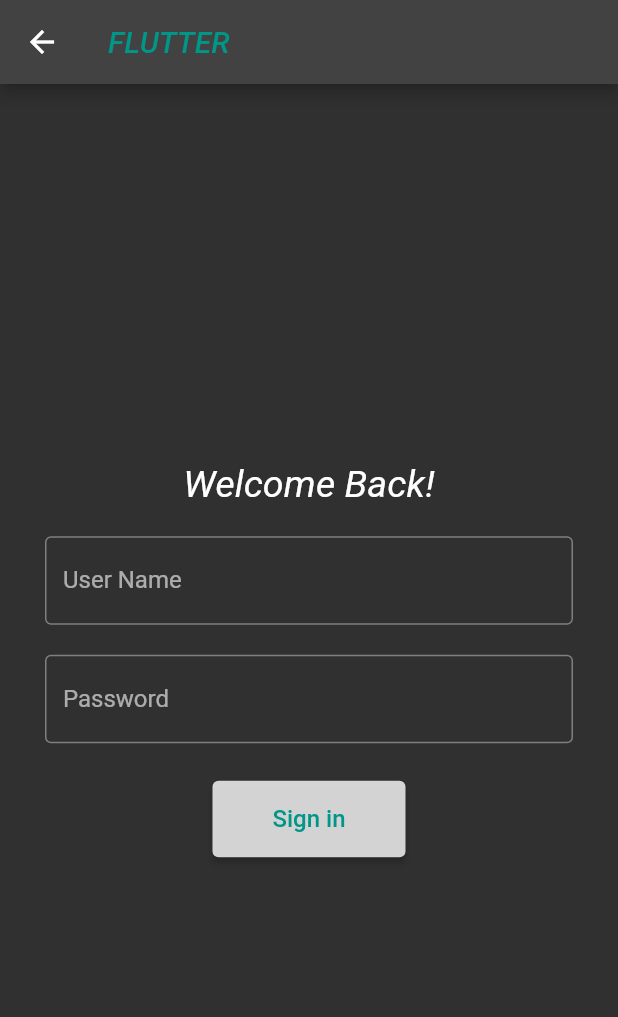
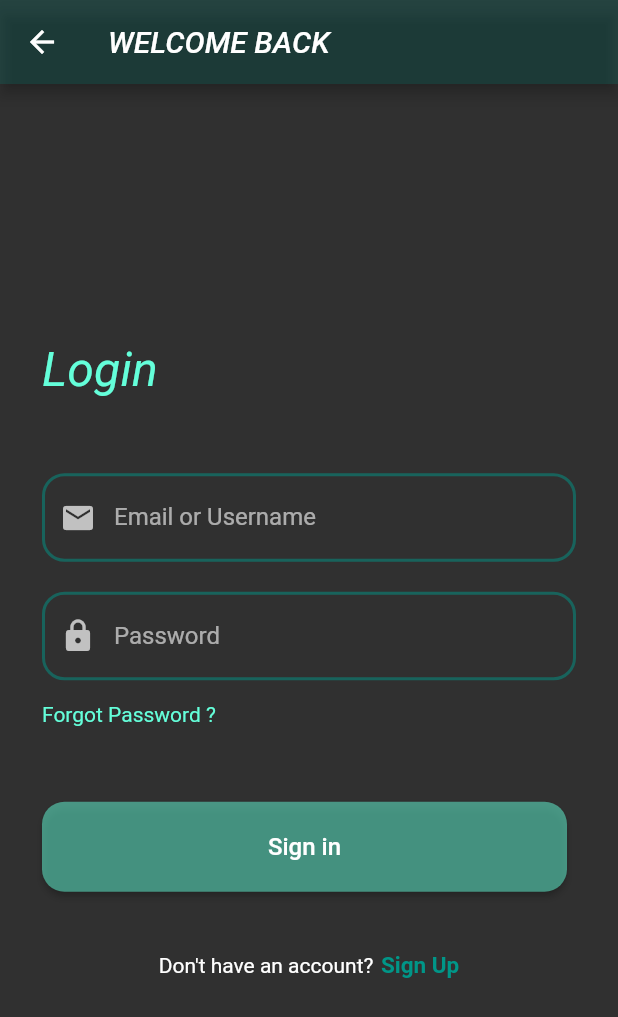
Before and after one commit to Alpha-Ronald/Eccomerce-app, a Flutter app: the screen it shows after launch, after a tap on "Sign In", on a phone screen of 412 x 824 dp. Shown: the top 1017 px of the screen. Run offline on Flutter 3.47's test engine with Material 2 defaults, Android fonts, the phone set to English and light mode, and no system bars; our stand-ins replace badges, cached_network_image, carousel_slider, equatable, flutter_bloc; network calls fail.

Commit message:
UI redesign

```diff
--- a/lib/SignIn_page.dart
+++ /dev/null
@@ -1,65 +0,0 @@
-import 'package:flutter/material.dart';
-import 'package:flutter_projects/landing_page.dart';
-//import 'package:flutter_projects/main.dart';
-
-class SignInPage extends StatelessWidget {
-  const SignInPage({super.key});
-
-  @override
-  Widget build(BuildContext context) {
-    return Scaffold(
-      appBar: AppBar(
-        title: (const Text(
-          'FLUTTER',
-          style: TextStyle(fontStyle: FontStyle.italic, color: Colors.teal),
-        )),
-      ),
-      body: Padding(
-        padding: const EdgeInsets.all(30),
-        child: Column(
-          mainAxisAlignment: MainAxisAlignment.center,
-          children: [
-            const Text(
-              'Welcome Back!',
-              style: TextStyle(
-                  fontSize: 25,
-                  fontStyle: FontStyle.italic,
-                  color: Colors.white),
-            ),
-            const SizedBox(
-              height: 20,
-            ),
-            const TextField(
-              decoration: InputDecoration(
-                  border: OutlineInputBorder(), labelText: 'User Name'),
-            ),
-            const SizedBox(
-              height: 20,
-            ),
-            const TextField(
-              obscureText: true,
-              decoration: InputDecoration(
-                  border: OutlineInputBorder(), labelText: 'Password'),
-            ),
-            const SizedBox(
-              height: 25,
-            ),
-            ElevatedButton(
-                onPressed: () {
-                  Navigator.push(context,
-                      MaterialPageRoute(builder: (context) => LandingPage()));
-                },
-                style: ElevatedButton.styleFrom(
-                    padding: const EdgeInsets.symmetric(
-                        horizontal: 40, vertical: 16),
-                    backgroundColor: Colors.white.withOpacity(0.8)),
-                child: const Text(
-                  'Sign in',
-                  style: TextStyle(fontSize: 16, color: Colors.teal),
-                ))
-          ],
-        ),
-      ),
-    );
-  }
-}
--- /dev/null
+++ b/lib/signIn_page.dart
@@ -0,0 +1,131 @@
+import 'package:flutter/material.dart';
+import 'package:flutter_projects/landing_page.dart';
+import 'package:flutter_projects/signUp.dart';
+//import 'package:flutter_projects/main.dart';
+
+class SignInPage extends StatelessWidget {
+  const SignInPage({super.key});
+
+  @override
+  Widget build(BuildContext context) {
+    return Scaffold(
+        appBar: AppBar(
+          backgroundColor: Colors.teal.withOpacity(0.2),
+          title: (const Text(
+            'WELCOME BACK',
+            style: TextStyle(fontStyle: FontStyle.italic, color: Colors.white),
+          )),
+        ),
+        body: Center(
+          child: Padding(
+            padding: const EdgeInsets.all(28),
+            child: Column(
+              mainAxisAlignment: MainAxisAlignment.center,
+              crossAxisAlignment: CrossAxisAlignment.start,
+              children: [
+                const Text('Login',
+                    style: TextStyle(
+                        fontSize: 32,
+                        fontStyle: FontStyle.italic,
+                        color: Colors.tealAccent)),
+                const SizedBox(
+                  height: 50,
+                ),
+                TextField(
+                  decoration: InputDecoration(
+                      focusedBorder: OutlineInputBorder(
+                        borderSide: BorderSide(
+                            color: Colors.teal.withOpacity(0.5), width: 2.0),
+                        borderRadius: BorderRadius.circular(10),
+                      ),
+                      enabledBorder: OutlineInputBorder(
+                          borderSide: BorderSide(
+                              color: Colors.teal.withOpacity(0.5), width: 2),
+                          borderRadius:
+                              const BorderRadius.all(Radius.circular(15))),
+                      labelText: 'Email or Username',
+                      prefixIcon: const Icon(Icons.mail)),
+                ),
+                const SizedBox(
+                  height: 20,
+                ),
+                TextField(
+                  obscureText: true,
+                  decoration: InputDecoration(
+                      focusedBorder: OutlineInputBorder(
+                        borderSide: BorderSide(
+                            color: Colors.teal.withOpacity(0.5), width: 2.0),
+                        borderRadius: BorderRadius.circular(10),
+                      ),
+                      enabledBorder: OutlineInputBorder(
+                          borderSide: BorderSide(
+                              color: Colors.teal.withOpacity(0.5), width: 2),
+                          borderRadius:
+                              const BorderRadius.all(Radius.circular(15))),
+                      labelText: 'Password',
+                      prefixIcon: const Icon(Icons.lock)),
+                ),
+                const SizedBox(
+                  height: 15,
+                ),
+                GestureDetector(
+                  onTap: () {},
+                  child: const Text(
+                    'Forgot Password ?',
+                    style: TextStyle(color: Colors.tealAccent),
+                  ),
+                ),
+                const SizedBox(
+                  height: 50,
+                ),
+                ElevatedButton(
+                    onPressed: () {
+                      Navigator.push(
+                          context,
+                          MaterialPageRoute(
+                              builder: (context) => const LandingPage()));
+                    },
+                    style: ElevatedButton.styleFrom(
+                        padding: const EdgeInsets.symmetric(
+                            horizontal: 40, vertical: 16),
+                        backgroundColor: Colors.tealAccent.withOpacity(0.5),
+                        minimumSize: const Size(350, 60),
+                        shape: RoundedRectangleBorder(
+                            borderRadius: (BorderRadius.circular(15)))),
+                    child: const Text(
+                      'Sign in',
+                      style: TextStyle(fontSize: 16, color: Colors.white),
+                    )),
+                const SizedBox(
+                  height: 40,
+                ),
+                Row(
+                  mainAxisAlignment: MainAxisAlignment.center,
+                  children: [
+                    const Text("Don't have an account?"),
+                    const SizedBox(
+                      width: 5,
+                    ),
+                    GestureDetector(
+                      onTap: () {
+                        Navigator.push(
+                            context,
+                            MaterialPageRoute(
+                                builder: (context) => const SignUpPage()));
+                      },
+                      child: const Text(
+                        'Sign Up',
+                        style: TextStyle(
+                            color: Colors.teal,
+                            fontWeight: FontWeight.bold,
+                            fontSize: 15),
+                      ),
+                    )
+                  ],
+                )
+              ],
+            ),
+          ),
+        ));
+  }
+}
--- a/lib/signUp.dart
+++ b/lib/signUp.dart
@@ -1,9 +1,9 @@
 import 'package:flutter/cupertino.dart';
 import 'package:flutter/material.dart';
-import 'package:flutter_projects/SignIn_page.dart';
+import 'package:flutter_projects/signIn_page.dart';
 
-class RegistrationPage extends StatelessWidget {
-  const RegistrationPage({super.key});
+class SignUpPage extends StatelessWidget {
+  const SignUpPage({super.key});
 
   @override
   Widget build(BuildContext context) {
@@ -98,7 +98,7 @@ class RegistrationPage extends StatelessWidget {
               style: ElevatedButton.styleFrom(
                   padding:
                       const EdgeInsets.symmetric(horizontal: 40, vertical: 16),
-                      backgroundColor: Colors.tealAccent.withOpacity(0.8),
+                  backgroundColor: Colors.tealAccent.withOpacity(0.5),
                   minimumSize: const Size(350, 60),
                   shape: RoundedRectangleBorder(
                       borderRadius: (BorderRadius.circular(15)))),
@@ -132,20 +132,6 @@ class RegistrationPage extends StatelessWidget {
                         fontSize: 15),
                   ),
                 )
-                /*ElevatedButton(
-                    onPressed: () {
-                      Navigator.push(
-                          context,
-                          MaterialPageRoute(
-                              builder: (context) => const SignInPage()));
-                    },
-                    style: ElevatedButton.styleFrom(
-                        backgroundColor: Colors.white.withOpacity(0.5),
-                        foregroundColor: Colors.red),
-                    child: const Text(
-                      'Sign in',
-                      style: TextStyle(fontSize: 12),
-                    ))*/
               ],
             )
           ],
@@ -161,13 +147,13 @@ class SignUpSuccessful extends StatelessWidget {
   @override
   Widget build(BuildContext context) {
     return Scaffold(
-        appBar: AppBar(
+      /*appBar: AppBar(
           backgroundColor: Colors.teal.withOpacity(0.2),
           title: const Text(
             'Rex Shoe collection',
             style: TextStyle(color: Colors.blue, fontStyle: FontStyle.italic),
           ),
-        ),
+        ),*/
         body: Padding(
             padding: const EdgeInsets.all(50),
             child: Row(
--- a/lib/splashscreen.dart
+++ b/lib/splashscreen.dart
@@ -14,8 +14,8 @@ class SplashScreenState extends State<SplashScreen> {
     super.initState();
 
     Future.delayed(const Duration(seconds: 5), () {
-      Navigator.pushReplacement(context,
-          MaterialPageRoute(builder: (context) => const RegistrationPage()));
+      Navigator.pushReplacement(
+          context, MaterialPageRoute(builder: (context) => const SignUpPage()));
     });
   }
 
```
Lines whose indentation alone changed are shown as unchanged.
